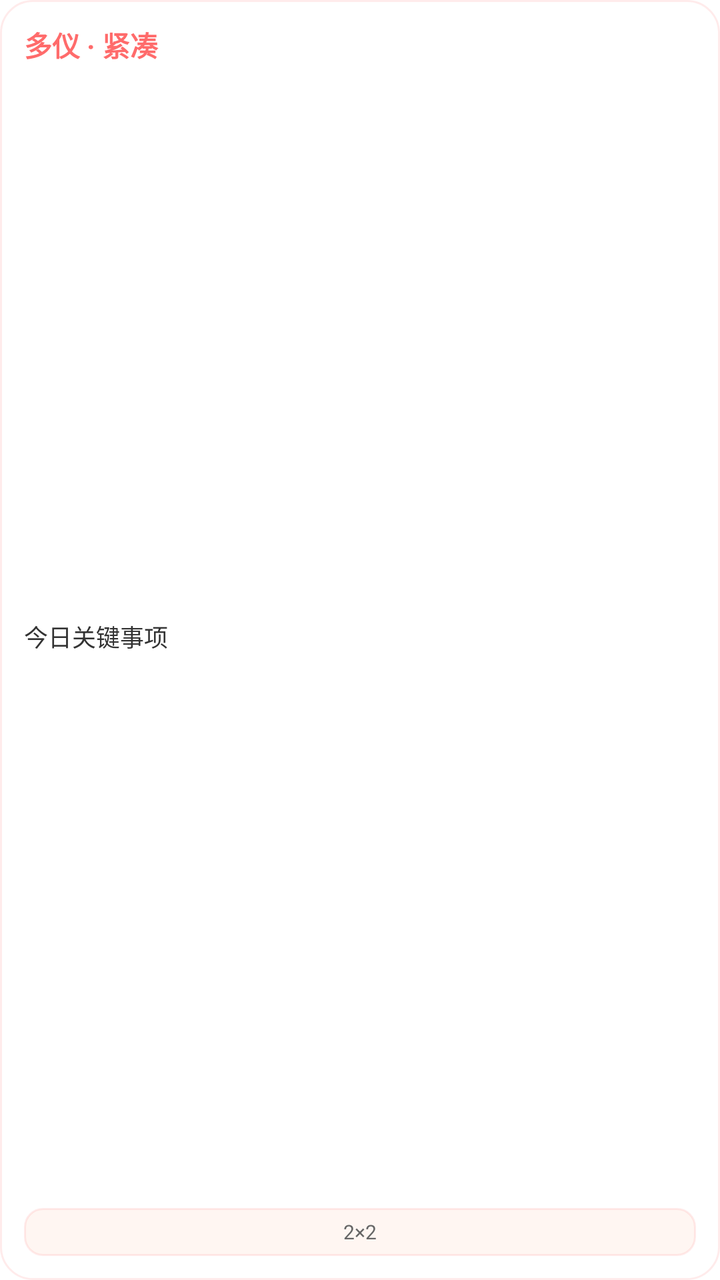
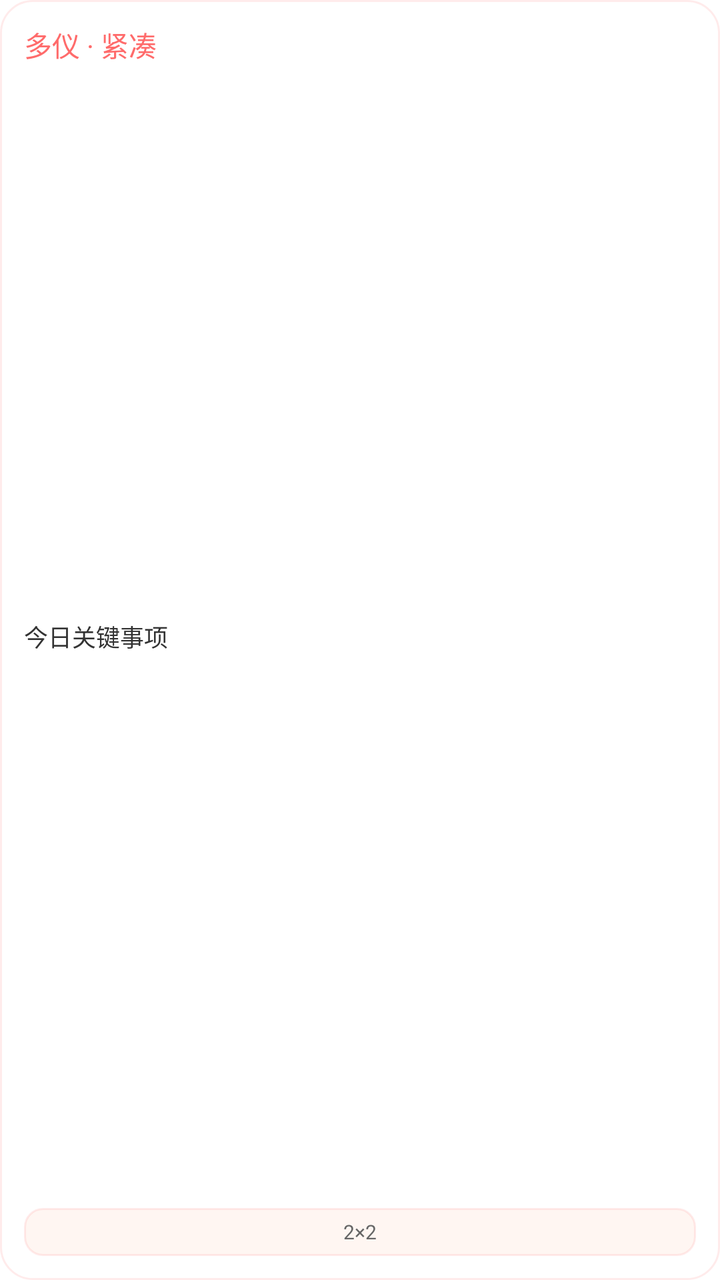

Before-and-after screenshots of an Android layout around one commit, followed by the original layout XML and the change that was made.
<!-- AndroidManifest.xml: fallback theme Theme.MaterialComponents.DayNight.NoActionBar -->
<!-- res/layout/duoyi_widget_preview_compact.xml -->
<?xml version="1.0" encoding="utf-8"?>
<LinearLayout xmlns:android="http://schemas.android.com/apk/res/android"
    android:layout_width="match_parent"
    android:layout_height="match_parent"
    android:orientation="vertical"
    android:padding="12dp"
    android:background="@drawable/widget_bg">

    <TextView
        android:layout_width="match_parent"
        android:layout_height="wrap_content"
        android:ellipsize="end"
        android:maxLines="1"
        android:text="多仪 · 紧凑"
        android:textColor="#FF6B6B"
        android:textSize="14sp"
        android:textStyle="bold" />

    <TextView
        android:layout_width="match_parent"
        android:layout_height="0dp"
        android:layout_weight="1"
        android:gravity="center_vertical"
        android:ellipsize="end"
        android:maxLines="1"
        android:text="今日关键事项"
        android:textColor="#333333"
        android:textSize="12sp" />

    <TextView
        android:layout_width="match_parent"
        android:layout_height="24dp"
        android:gravity="center"
        android:ellipsize="end"
        android:maxLines="1"
        android:background="@drawable/widget_nav_bg"
        android:text="2×2"
        android:textColor="#666666"
        android:textSize="10sp" />
</LinearLayout>
<!-- resources referenced by this layout -->
<resources>
  <!-- drawable widget_bg (drawable) -->
  <?xml version="1.0" encoding="utf-8"?>
  <shape xmlns:android="http://schemas.android.com/apk/res/android"
      android:shape="rectangle">
      <corners android:radius="16dp" />
      <solid android:color="#FFFFFFFF" />
      <stroke android:width="1dp" android:color="#22FF6B6B" />
  </shape>
  <!-- drawable widget_nav_bg (drawable) -->
  <?xml version="1.0" encoding="utf-8"?>
  <shape xmlns:android="http://schemas.android.com/apk/res/android"
      android:shape="rectangle">
      <corners android:radius="9dp" />
      <solid android:color="#FFFFF6F2" />
      <stroke android:width="1dp" android:color="#22FF6B6B" />
  </shape>
</resources>

<!-- the commit's change to res/layout/duoyi_widget_preview_compact.xml (unified diff, before → after) -->
@@ -13,8 +13,7 @@
         android:maxLines="1"
         android:text="多仪 · 紧凑"
         android:textColor="#FF6B6B"
-        android:textSize="14sp"
-        android:textStyle="bold" />
+        android:textSize="14sp" />
 
     <TextView
         android:layout_width="match_parent"
